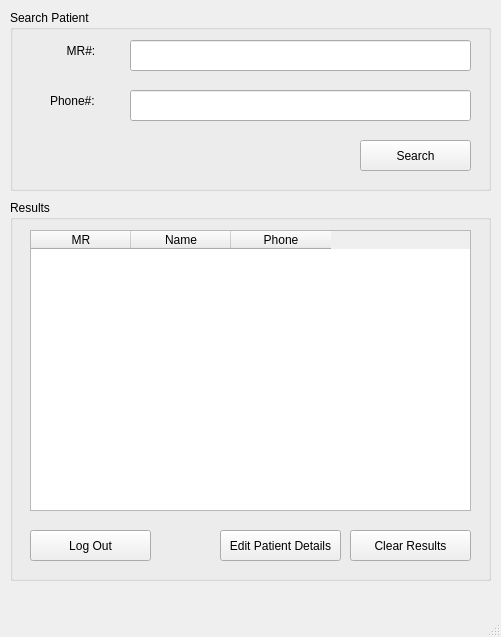
First picture: the form in Screens/Technician MainMenu.ui, repository RaahimHash/DBMS-Project-UHU-Clinic, before the edit.
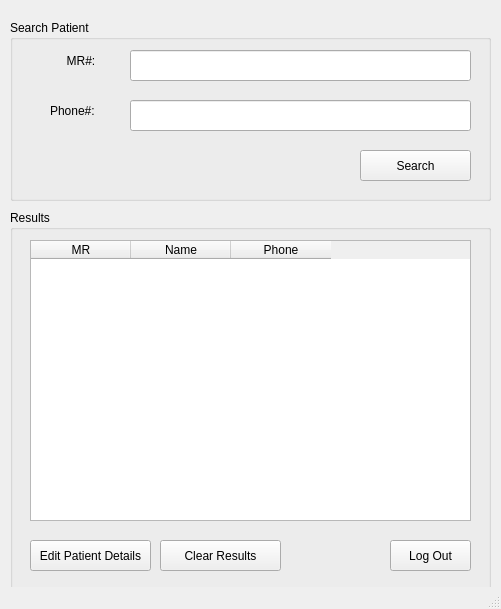
Second picture: the form after the edit.

What changed in the file:
```diff
--- a/Screens/Technician MainMenu.ui
+++ b/Screens/Technician MainMenu.ui
@@ -7,7 +7,7 @@
     <x>0</x>
     <y>0</y>
     <width>501</width>
-    <height>637</height>
+    <height>609</height>
    </rect>
   </property>
   <property name="windowTitle">
@@ -18,7 +18,7 @@
     <property name="geometry">
      <rect>
       <x>10</x>
-      <y>10</y>
+      <y>20</y>
       <width>481</width>
       <height>181</height>
      </rect>
@@ -96,7 +96,7 @@
     <property name="geometry">
      <rect>
       <x>10</x>
-      <y>200</y>
+      <y>210</y>
       <width>481</width>
       <height>381</height>
      </rect>
@@ -132,7 +132,7 @@
     <widget class="QPushButton" name="pushClear">
      <property name="geometry">
       <rect>
-       <x>340</x>
+       <x>150</x>
        <y>330</y>
        <width>121</width>
        <height>31</height>
@@ -145,7 +145,7 @@
     <widget class="QPushButton" name="pushUpdate">
      <property name="geometry">
       <rect>
-       <x>210</x>
+       <x>20</x>
        <y>330</y>
        <width>121</width>
        <height>31</height>
@@ -158,9 +158,9 @@
     <widget class="QPushButton" name="pushLogOut">
      <property name="geometry">
       <rect>
-       <x>20</x>
+       <x>380</x>
        <y>330</y>
-       <width>121</width>
+       <width>81</width>
        <height>31</height>
       </rect>
      </property>
```
Left out of the diff: 13 changed lines with no effect on the pictures.
